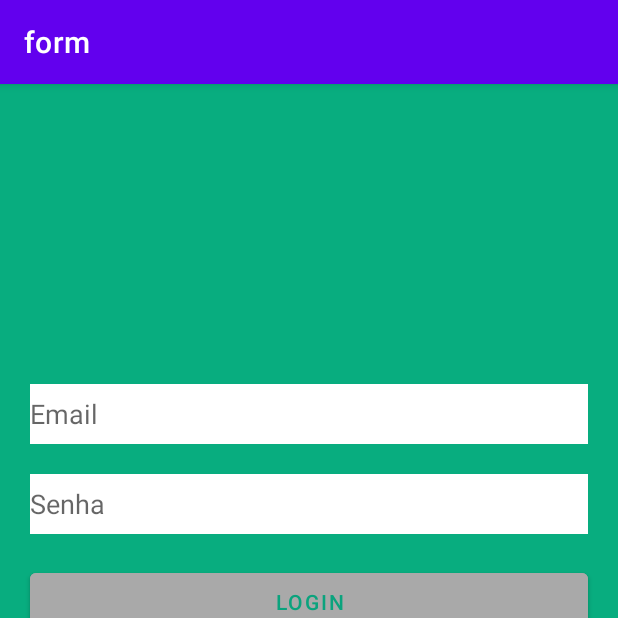
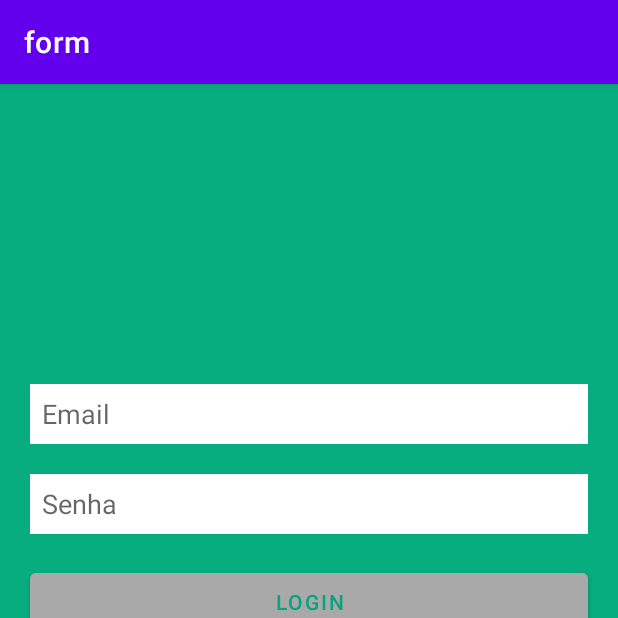
Before and after one commit to FalkionTheCorgi/FormExample, an Android app: the screen it shows after launch (MainActivity), on a phone screen of 412 x 824 dp, the top half of it. Run offline under Robolectric (Android 15) with nearby library versions, the phone set to English and light mode, and no system bars.

Commit message:
add padding

```diff
--- a/app/src/main/res/layout/activity_main.xml
+++ b/app/src/main/res/layout/activity_main.xml
@@ -16,7 +16,8 @@
         android:hint="Email"
         android:layout_marginLeft="20dp"
         android:layout_marginRight="20dp"
-        android:layout_marginTop="200dp" />
+        android:layout_marginTop="200dp"
+        android:padding="8dp"/>
     <EditText
         android:id="@+id/senha"
         android:layout_width="match_parent"
@@ -26,7 +27,8 @@
         android:hint="Senha"
         android:layout_marginTop="20dp"
         android:layout_marginLeft="20dp"
-        android:layout_marginRight="20dp" />
+        android:layout_marginRight="20dp"
+        android:padding="8dp"/>
     <Button
         android:id="@+id/button_login"
         android:layout_width="match_parent"
```
